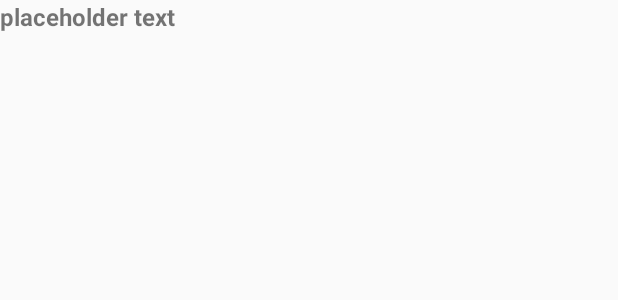
After one commit to EmiliaCiastek/AnotherToDoApp, an Android app: the layout task_item_view.xml on its own in the app's theme, with its tools: preview values and no code run, on a phone screen of 412 x 824 dp. The commit adds this screen. Shown: the top 300 px of the screen. Run offline under Robolectric (Android 15) with nearby library versions, the phone set to English and light mode, and no system bars.

Commit message:
Add displaying list of tasks

```diff
--- /dev/null
+++ b/app/src/main/java/com/ciastek/another/todoapp/Task.kt
@@ -0,0 +1,4 @@
+package com.ciastek.another.todoapp
+
+data class Task(val title: String) {
+}
--- /dev/null
+++ b/app/src/main/java/com/ciastek/another/todoapp/TaskRepository.kt
@@ -0,0 +1,6 @@
+package com.ciastek.another.todoapp
+
+interface TaskRepository {
+
+    fun getAllTasks(): List<Task>
+}
--- a/app/src/main/java/com/ciastek/another/todoapp/TaskViewHolder.kt
+++ b/app/src/main/java/com/ciastek/another/todoapp/TaskViewHolder.kt
@@ -2,7 +2,13 @@ package com.ciastek.another.todoapp
 
 import android.view.View
 import androidx.recyclerview.widget.RecyclerView
+import kotlinx.android.synthetic.main.task_item_view.view.*
 
 class TaskViewHolder(itemView: View) : RecyclerView.ViewHolder(itemView) {
 
+    val taskTitle = itemView.task_title
+
+    fun bind(task: String) {
+        taskTitle.text = task
+    }
 }
--- /dev/null
+++ b/app/src/main/res/layout/task_item_view.xml
@@ -0,0 +1,17 @@
+<?xml version="1.0" encoding="utf-8"?>
+<androidx.constraintlayout.widget.ConstraintLayout xmlns:android="http://schemas.android.com/apk/res/android"
+    xmlns:app="http://schemas.android.com/apk/res-auto"
+    android:layout_width="match_parent"
+    android:layout_height="wrap_content">
+
+    <TextView
+        android:id="@+id/task_title"
+        android:layout_width="0dp"
+        android:layout_height="wrap_content"
+        app:layout_constraintEnd_toEndOf="parent"
+        app:layout_constraintStart_toStartOf="parent"
+        app:layout_constraintBottom_toBottomOf="parent"
+        android:text="placeholder text"
+        android:textStyle="bold"
+        android:textSize="16sp"/>
+</androidx.constraintlayout.widget.ConstraintLayout>
```
Also changed, not shown: app/build.gradle (+14 -2 lines), app/src/main/java/com/ciastek/another/todoapp/HardcodedTaskRepository.kt (added, +14 -0 lines), app/src/main/java/com/ciastek/another/todoapp/MainActivity.kt (+24 -0 lines), app/src/main/java/com/ciastek/another/todoapp/TaskViewModelFactory.kt (added, +10 -0 lines), app/src/main/java/com/ciastek/another/todoapp/TasksAdapter.kt (added, +26 -0 lines), app/src/main/java/com/ciastek/another/todoapp/TasksViewModel.kt (added, +20 -0 lines), 3 other files.
